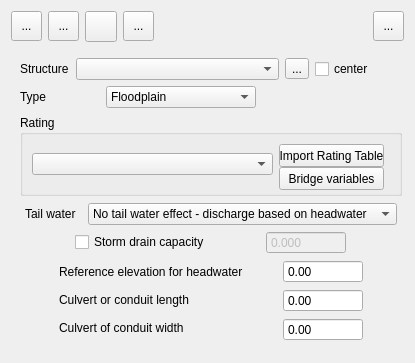
Qt form flo2d/ui/struct_editor.ui (FLO-2DSoftware/qgis-flo-2d-plugin) before a commit.
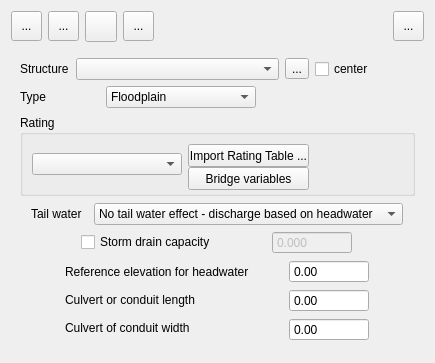
The same form after that commit. Icons and pictures are not drawn.

Commit message: Storm Drain: import rating table files

Diff of the .ui file:
```diff
--- a/flo2d/ui/struct_editor.ui
+++ b/flo2d/ui/struct_editor.ui
@@ -6,7 +6,7 @@
    <rect>
     <x>0</x>
     <y>0</y>
-    <width>415</width>
+    <width>435</width>
     <height>363</height>
    </rect>
   </property>
@@ -185,7 +185,7 @@
    <item row="1" column="0">
     <widget class="QFrame" name="struct_frame">
      <property name="sizePolicy">
-      <sizepolicy hsizetype="Fixed" vsizetype="Preferred">
+      <sizepolicy hsizetype="Preferred" vsizetype="Preferred">
        <horstretch>0</horstretch>
        <verstretch>0</verstretch>
       </sizepolicy>
@@ -354,14 +354,14 @@
       <item row="1" column="0">
        <widget class="QGroupBox" name="groupBox">
         <property name="sizePolicy">
-         <sizepolicy hsizetype="Fixed" vsizetype="Fixed">
+         <sizepolicy hsizetype="Preferred" vsizetype="Fixed">
           <horstretch>0</horstretch>
           <verstretch>0</verstretch>
          </sizepolicy>
         </property>
         <property name="minimumSize">
          <size>
-          <width>380</width>
+          <width>0</width>
           <height>81</height>
          </size>
         </property>
@@ -374,28 +374,7 @@
         <property name="title">
          <string>Rating</string>
         </property>
-        <layout class="QGridLayout" name="gridLayout_10">
-         <item row="0" column="0">
           <layout class="QGridLayout" name="gridLayout_8">
-           <item row="0" column="0">
-            <widget class="QComboBox" name="rating_cbo">
-             <property name="sizePolicy">
-              <sizepolicy hsizetype="Fixed" vsizetype="Fixed">
-               <horstretch>0</horstretch>
-               <verstretch>0</verstretch>
-              </sizepolicy>
-             </property>
-             <property name="minimumSize">
-              <size>
-               <width>241</width>
-               <height>20</height>
-              </size>
-             </property>
-             <property name="sizeAdjustPolicy">
-              <enum>QComboBox::AdjustToMinimumContentsLength</enum>
-             </property>
-            </widget>
-           </item>
            <item row="0" column="1">
             <layout class="QGridLayout" name="gridLayout_4">
              <item row="0" column="0">
@@ -414,12 +393,12 @@
                </property>
                <property name="maximumSize">
                 <size>
-                 <width>105</width>
-                 <height>16777215</height>
+               <width>121</width>
+               <height>23</height>
                 </size>
                </property>
                <property name="text">
-                <string>Import Rating Table</string>
+              <string>Import Rating Table ...</string>
                </property>
               </widget>
              </item>
@@ -442,8 +421,8 @@
                </property>
                <property name="maximumSize">
                 <size>
-                 <width>105</width>
-                 <height>16777215</height>
+               <width>121</width>
+               <height>23</height>
                 </size>
                </property>
                <property name="text">
@@ -453,9 +432,26 @@
              </item>
             </layout>
            </item>
-          </layout>
+         <item row="0" column="0">
+          <widget class="QComboBox" name="rating_cbo">
+           <property name="sizePolicy">
+            <sizepolicy hsizetype="Fixed" vsizetype="Fixed">
+             <horstretch>0</horstretch>
+             <verstretch>0</verstretch>
+            </sizepolicy>
+           </property>
+           <property name="minimumSize">
+            <size>
+             <width>150</width>
+             <height>20</height>
+            </size>
+           </property>
+           <property name="sizeAdjustPolicy">
+            <enum>QComboBox::AdjustToMinimumContentsLength</enum>
+           </property>
+          </widget>
          </item>
-         <item row="0" column="1">
+         <item row="0" column="2">
           <spacer name="horizontalSpacer_2">
            <property name="orientation">
             <enum>Qt::Horizontal</enum>
```
Left out of the diff: 4 changed lines with no effect on the pictures. Lines whose indentation alone changed are shown as unchanged. The commit also changes 7 other files.
